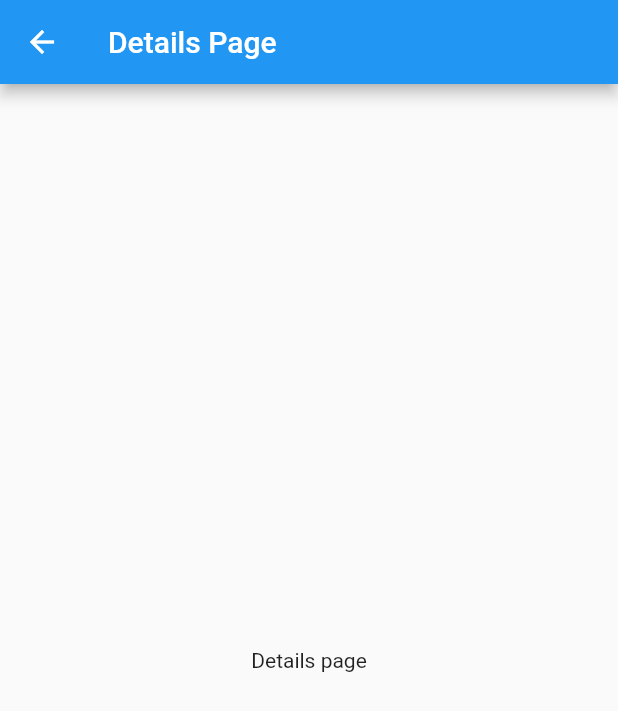
After one commit to MugssyBoy/flutter_components_basics_v2, a Flutter app: the screen it shows after launch, after a tap on "SUBMIT FORM", on a phone screen of 412 x 824 dp. The commit adds this screen. Shown: the top 711 px of the screen. Run offline on Flutter 3.47's test engine with Material 2 defaults, Android fonts, the phone set to English and light mode, and no system bars.

Commit message:
created form and detail page and added page navigators

```diff
--- /dev/null
+++ b/lib/details.dart
@@ -0,0 +1,23 @@
+import 'package:flutter/material.dart';
+
+class DetailPage extends StatelessWidget {
+  const DetailPage({super.key});
+
+  @override
+  Widget build(BuildContext context) {
+    return Scaffold(
+      appBar: AppBar(
+        title: const Text("Details Page"),
+        leading: IconButton(
+          icon: const Icon(Icons.arrow_back),
+          onPressed: () {
+            Navigator.pop(context);
+          },
+        ),
+      ),
+      body: const Center(
+        child: Text("Details page"),
+      ),
+    );
+  }
+}
--- /dev/null
+++ b/lib/form.dart
@@ -0,0 +1,38 @@
+import 'package:flutter/material.dart';
+import 'package:flutter_components_basics_v2/details.dart';
+
+class MyForm extends StatefulWidget {
+  const MyForm({super.key});
+
+  @override
+  State<MyForm> createState() => _MyFormState();
+}
+
+class _MyFormState extends State<MyForm> {
+  @override
+  Widget build(BuildContext context) {
+    return Scaffold(
+      appBar: AppBar(
+        title: const Text("My App"),
+        centerTitle: true,
+      ),
+      body: Center(
+        child: OutlinedButton(
+          // style: OutlinedButton.styleFrom(minimumSize: const Size(200, 500)),
+          onPressed: () {
+            Navigator.push(
+              context,
+              MaterialPageRoute(
+                builder: (context) => const DetailPage(),
+              ),
+            );
+          },
+          child: Text(
+            "Submit Form".toUpperCase(),
+            style: const TextStyle(fontWeight: FontWeight.bold),
+          ),
+        ),
+      ),
+    );
+  }
+}
--- a/lib/main.dart
+++ b/lib/main.dart
@@ -1,4 +1,5 @@
 import 'package:flutter/material.dart';
+import './form.dart';
 
 void main() => runApp(const MyApp());
 
@@ -7,45 +8,8 @@ class MyApp extends StatelessWidget {
 
   @override
   Widget build(BuildContext context) {
-    return MaterialApp(
-      debugShowCheckedModeBanner: false,
-      home: Scaffold(
-        appBar: AppBar(
-          title: const Text("My Stateful App"),
-        ),
-        body: const MyAppState(),
-      ),
+    return const MaterialApp(
+      home: MyForm(),
     );
   }
 }
-
-class MyAppState extends StatefulWidget {
-  const MyAppState({super.key});
-
-  @override
-  State<MyAppState> createState() => _MyAppStateState();
-}
-
-class _MyAppStateState extends State<MyAppState> {
-  bool liked = false;
-
-  @override
-  Widget build(BuildContext context) {
-    return ListView(
-      children: [
-        ListTile(
-          title: const Text("Nike"),
-          trailing: IconButton(
-            onPressed: () {
-              setState(() => liked = !liked);
-              print(liked);
-            },
-            icon: liked
-                ? (const Icon(Icons.favorite))
-                : (const Icon(Icons.favorite_border)),
-          ),
-        ),
-      ],
-    );
-  }
-}
```
Also changed, not shown: lib/favorite.dart (added, +52 -0 lines).
